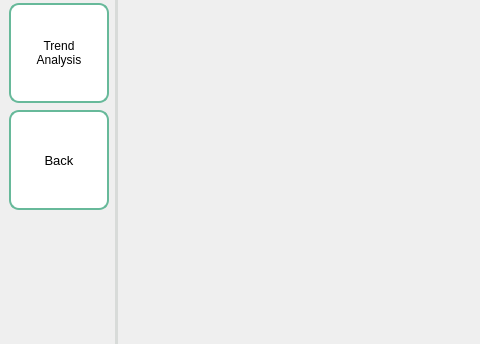
sehae/POS-with-Inventory-System, file screens/ui/admin_ui/admin_reports/report_inventory.ui: the form before one commit; both pictures show x 0 to 480 and y 415 to 759 of the 1250 by 759 pixel window.
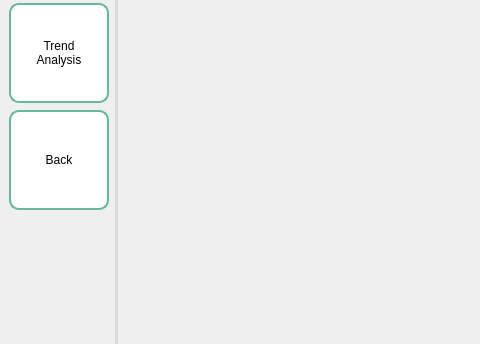
The form after the commit. Icons and pictures are not drawn.

Diff of the .ui file:
```diff
--- a/screens/ui/admin_ui/admin_reports/report_inventory.ui
+++ b/screens/ui/admin_ui/admin_reports/report_inventory.ui
@@ -227,7 +227,7 @@
             </property>
             <property name="font">
              <font>
-              <pointsize>10</pointsize>
+              <pointsize>9</pointsize>
              </font>
             </property>
             <property name="styleSheet">
```
Left out of the diff: 2 changed lines with no effect on the pictures.
